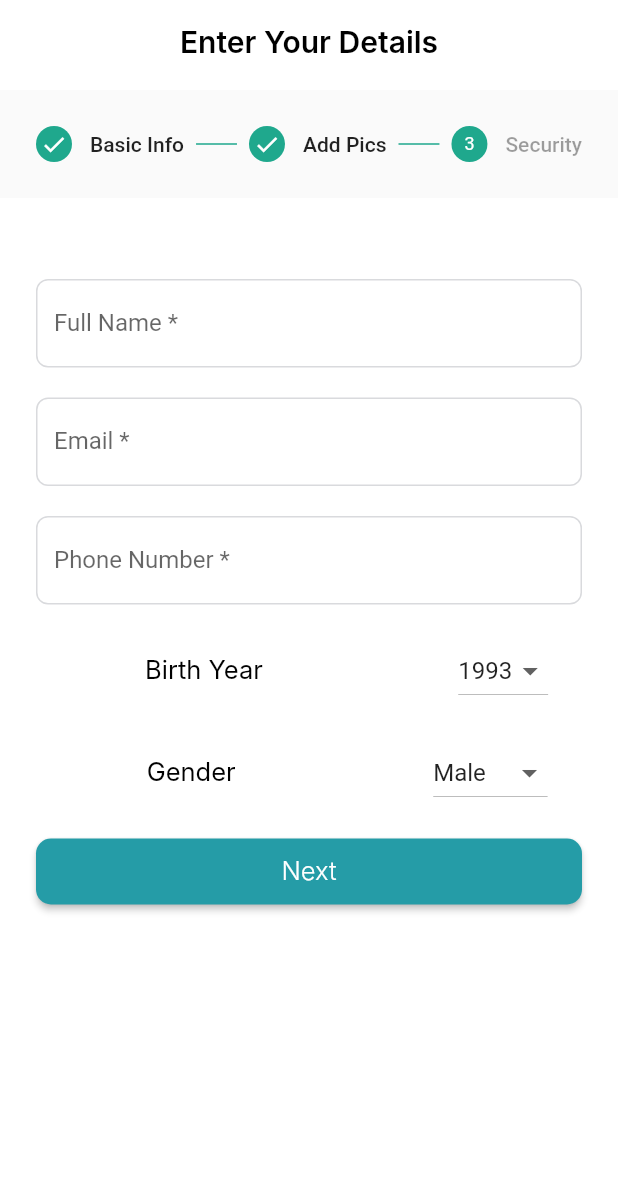
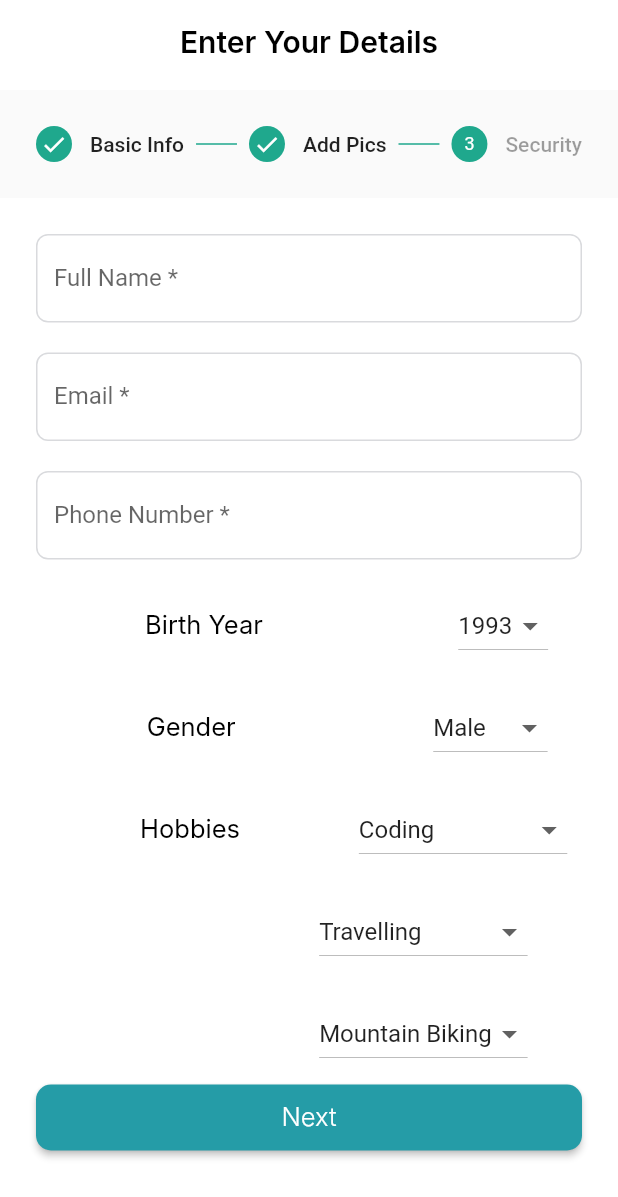
Before and after one commit to bishal5917/soulmate, a Flutter app: the screen it shows after launch, after a tap on an icon or button, on a phone screen of 412 x 824 dp. Shown: the top 1197 px of the screen. Run offline on Flutter 3.47's test engine with Material 2 defaults, Android fonts, the phone set to English and light mode, and no system bars; our stand-ins replace bloc, bloc_concurrency, cached_network_image, equatable, firebase_auth, firebase_core and 9 more; accounts and stored records are empty; Roboto replaces fonts that are missing (Inter, Outfit).

Commit message:
feat : Hobbies add , phone Number Strictly validate

```diff
--- a/lib/main.dart
+++ b/lib/main.dart
@@ -1,4 +1,4 @@
-import 'package:bloc/bloc.dart';
+// import 'package:bloc/bloc.dart';
 import 'package:firebase_core/firebase_core.dart';
 import 'package:flutter/material.dart';
 import 'package:flutter/services.dart';
@@ -15,7 +15,7 @@ import 'package:soulmate/src/features/auth/login/login_screen.dart';
 import 'package:soulmate/src/features/auth/reset_password/cubit/reset_password_cubit.dart';
 import 'package:soulmate/src/features/auth/reset_password/reset_password_screen.dart';
 import 'package:soulmate/src/features/onboarding/select_country/cubit/select_country_cubit.dart';
-import 'package:soulmate/src/features/onboarding/select_country/select_country_screen.dart';
+// import 'package:soulmate/src/features/onboarding/select_country/select_country_screen.dart';
 
 void main() async {
   WidgetsFlutterBinding.ensureInitialized();
--- a/lib/src/core/app/texts.dart
+++ b/lib/src/core/app/texts.dart
@@ -81,6 +81,7 @@ const resetPasswordText = "Reset Password";
 
 const emptyText = "Cannot be empty";
 const nameLength = "Length must be between 6 to 20 characters";
+const phoneLength = "Length must be exactly 10";
 const otpLengthText = "OTP must be of 4 digits";
 const invalidOTPText = "OTP must be numbers only";
 const invalidEmailText = "Enter valid email address";
--- a/lib/src/features/Register/cubit/register_cubit.dart
+++ b/lib/src/features/Register/cubit/register_cubit.dart
@@ -16,9 +16,13 @@ class RegisterCubit extends Cubit<RegisterState> {
   final TextEditingController _regPhoneController = TextEditingController();
   final TextEditingController _regBirthYearController = TextEditingController();
   final TextEditingController _regGenderController = TextEditingController();
+
   late File _image1;
   late File _image2;
   String _yselectedValue = "1993";
+  String _yHobby1Value = "coding";
+  String _yHobby2Value = "travelling";
+  String _yHobby3Value = "mountain biking";
   String _gSelectedValue = "male";
 
   TextEditingController get regNameController => _regNameController;
@@ -29,6 +33,9 @@ class RegisterCubit extends Cubit<RegisterState> {
   TextEditingController get regGenderController => _regGenderController;
   String get getYearValue => _yselectedValue;
   String get getGenderValue => _gSelectedValue;
+  String get gethobby1Value => _yHobby1Value;
+  String get gethobby2Value => _yHobby2Value;
+  String get gethobby3Value => _yHobby3Value;
   File get image1 => _image1;
   File get image2 => _image2;
 
@@ -57,8 +64,36 @@ class RegisterCubit extends Cubit<RegisterState> {
     return gItems;
   }
 
+  List<DropdownMenuItem<String>> get hobbyItems {
+    List<DropdownMenuItem<String>> hbyItems = [
+      const DropdownMenuItem(
+        value: "coding",
+        child: Text("Coding"),
+      ),
+      const DropdownMenuItem(value: "travelling", child: Text("Travelling")),
+      const DropdownMenuItem(
+          value: "mountain biking", child: Text("Mountain Biking")),
+      const DropdownMenuItem(value: "photography", child: Text("Photography")),
+      const DropdownMenuItem(value: "cooking", child: Text("Cooking")),
+      const DropdownMenuItem(value: "dance", child: Text("Dance")),
+    ];
+    return hbyItems;
+  }
+
   set setYear(String val) {
     _yselectedValue = val;
+  }
+
+  set setHobby1(String val) {
+    _yHobby1Value = val;
+  }
+
+  set setHobby2(String val) {
+    _yHobby2Value = val;
+  }
+
+  set setHobby3(String val) {
+    _yHobby3Value = val;
   }
 
   set setGender(String val) {
@@ -74,9 +109,12 @@ class RegisterCubit extends Cubit<RegisterState> {
   }
 
   void getValues() {
-    print(regNameController.text);
-    print(getGenderValue);
-    print(getYearValue);
-    print(image1);
+    // print(regNameController.text);
+    // print(getGenderValue);
+    // print(getYearValue);
+    // print(image1);
+    print(gethobby1Value);
+    print(gethobby2Value);
+    print(gethobby3Value);
   }
 }
--- a/lib/src/features/Register/user_register_screen.dart
+++ b/lib/src/features/Register/user_register_screen.dart
@@ -64,7 +64,6 @@ class _UserRegisterState extends State<UserRegister> {
                       children: [
                         Column(
                           children: <Widget>[
-                            vSizedBox2andHalf,
                             CustomTextFormField(
                               hintText: "Enter Your Name ",
                               labelText: "Full Name *",
@@ -94,11 +93,17 @@ class _UserRegisterState extends State<UserRegister> {
                               labelText: "Phone Number *",
                               controller:
                                   sl.get<RegisterCubit>().regPhoneController,
-                              validator: (val) => val.toString().isEmptyData()
-                                  ? emptyText
-                                  : val.toString().isValidPhoneNumber()
-                                      ? phoneNumberValidateText
-                                      : null,
+                              validator: (val) => val
+                                      .toString()
+                                      .isPhoneNumberLength()
+                                  ? phoneLength
+                                  : val.toString().isEmptyData()
+                                      ? emptyText
+                                      : !val.toString().isValidPhoneNumber()
+                                          ? phoneNumberValidateText
+                                          : !val.toString().isValidPhoneNumber()
+                                              ? phoneNumberValidateText
+                                              : null,
                             ),
                             vSizedBox2,
                             Row(
@@ -136,10 +141,60 @@ class _UserRegisterState extends State<UserRegister> {
                                     },
                                     items: sl.get<RegisterCubit>().genderItems),
                               ],
-                            )
+                            ),
                           ],
                         ),
                         vSizedBox2,
+                        Row(
+                          mainAxisAlignment: MainAxisAlignment.spaceAround,
+                          children: [
+                            hSizedBox3,
+                            CustomText.ourText("Hobbies", fontSize: 17),
+                            hSizedBox3,
+                            DropdownButton(
+                                value: sl.get<RegisterCubit>().gethobby1Value,
+                                onChanged: (String? newValue) {
+                                  setState(() {
+                                    sl.get<RegisterCubit>().setHobby1 =
+                                        newValue as String;
+                                  });
+                                },
+                                items: sl.get<RegisterCubit>().hobbyItems),
+                          ],
+                        ),
+                        vSizedBox2,
+                        Row(
+                          mainAxisAlignment: MainAxisAlignment.spaceAround,
+                          children: [
+                            hSizedBox4,
+                            DropdownButton(
+                                value: sl.get<RegisterCubit>().gethobby2Value,
+                                onChanged: (String? newValue) {
+                                  setState(() {
+                                    sl.get<RegisterCubit>().setHobby2 =
+                                        newValue as String;
+                                  });
+                                },
+                                items: sl.get<RegisterCubit>().hobbyItems),
+                          ],
+                        ),
+                        vSizedBox2,
+                        Row(
+                          mainAxisAlignment: MainAxisAlignment.spaceAround,
+                          children: [
+                            hSizedBox4,
+                            DropdownButton(
+                                value: sl.get<RegisterCubit>().gethobby3Value,
+                                onChanged: (String? newValue) {
+                                  setState(() {
+                                    sl.get<RegisterCubit>().setHobby3 =
+                                        newValue as String;
+                                  });
+                                },
+                                items: sl.get<RegisterCubit>().hobbyItems),
+                          ],
+                        ),
+                        vSizedBox1,
                         CustomButton.elevatedButton(
                           "Next",
                           () => {continued()},
--- a/lib/src/features/auth/login/components/login_body.dart
+++ b/lib/src/features/auth/login/components/login_body.dart
@@ -20,7 +20,8 @@ class _LoginBodyState extends State<LoginBody> {
         }
         state.status == LoginStatus.error
             ? CustomToasts.showToast(
-                msg: state.message?.split(" ")[0].split("/")[1])
+                msg: stringModify().formatErrorMsg(state.message as String),
+              )
             : const Text("");
       },
       child: BlocBuilder<LoginCubit, LoginState>(
@@ -90,17 +91,6 @@ class _LoginBodyState extends State<LoginBody> {
                               ),
                             ),
                           ),
-                    state.status == LoginStatus.error
-                        ? Container(
-                            padding: const EdgeInsets.all(10),
-                            child: Text(
-                              stringModify()
-                                  .formatErrorMsg(state.message as String),
-                              style: const TextStyle(color: Colors.red),
-                            ))
-                        : const Text(""),
-                    // Toast was showing error so used normal style instead
-
                     vSizedBox2andHalf,
                     Row(
                       mainAxisAlignment: MainAxisAlignment.center,
--- a/lib/src/utils/validation.dart
+++ b/lib/src/utils/validation.dart
@@ -21,6 +21,10 @@ extension Validator on String {
     return !(length == 4);
   }
 
+  bool isPhoneNumberLength() {
+    return !(length == 10);
+  }
+
   bool isValidOtp() {
     return RegexConfig.numberRegex.hasMatch(this);
   }
```
